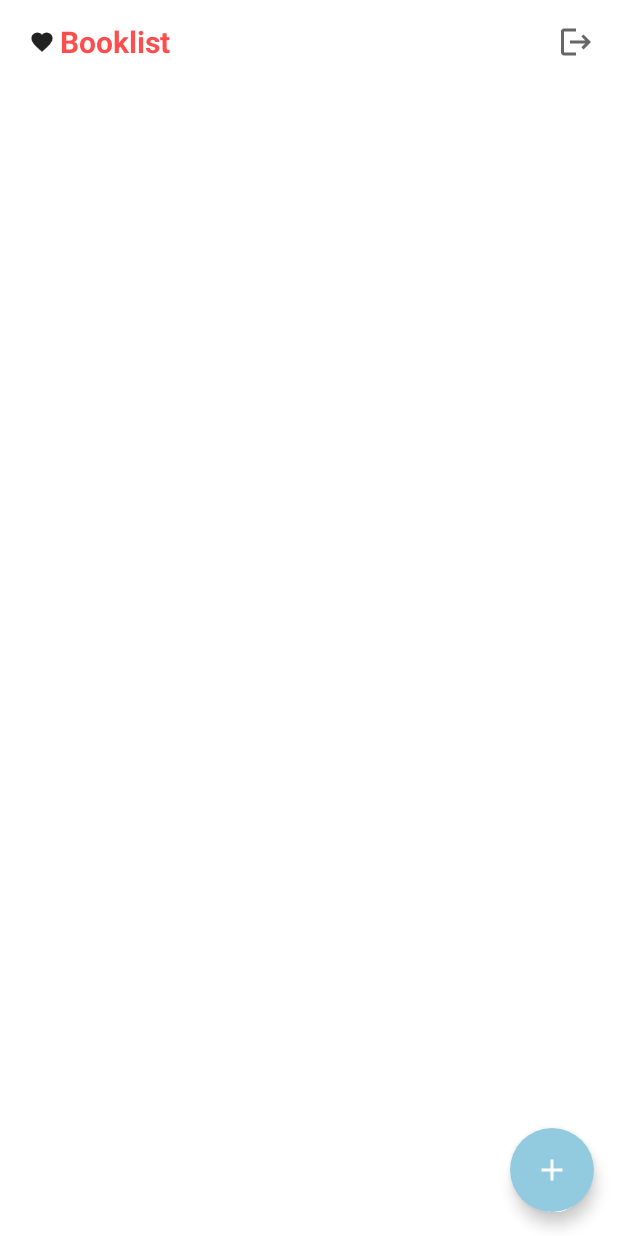
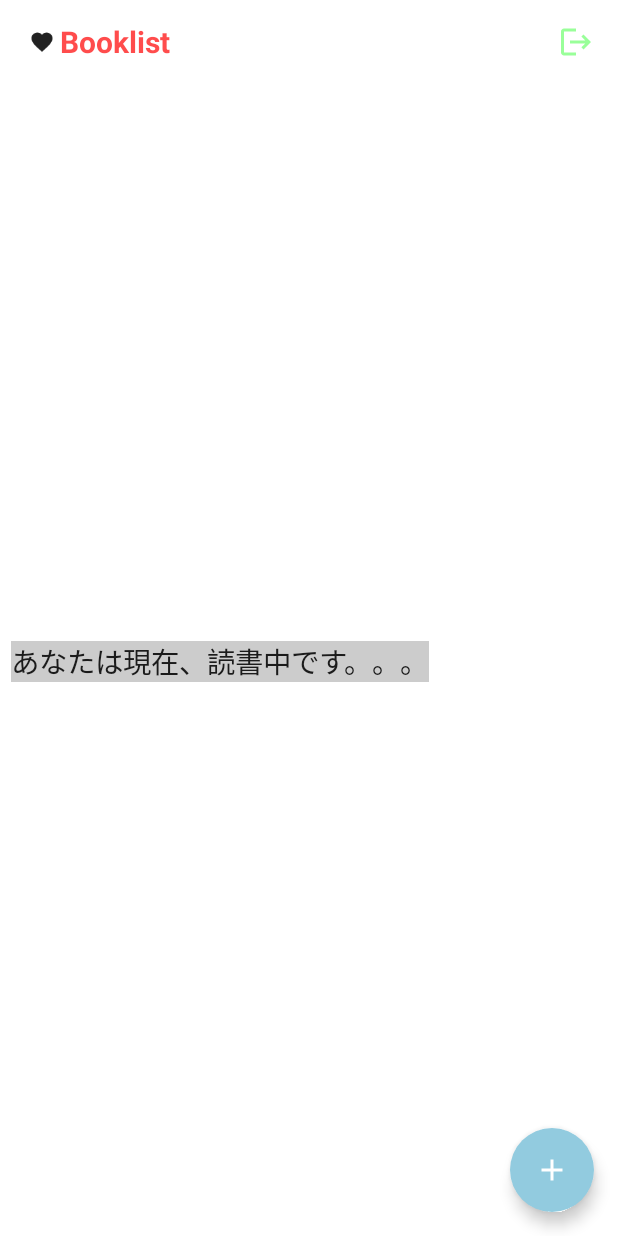
Before and after one commit to TomohiroHagino/Booklist, an Android app built with Jetpack Compose: the ReaderHomeScreen screen opened through its navigation route, on a phone screen of 412 x 824 dp. Run offline under Robolectric (Android 15) with nearby library versions, the phone set to English and light mode, and no system bars; our stand-ins replace Firebase (no records; nobody signed in at launch, a user with empty details on screens opened directly).

Commit message:
235. Adding the TopReading Section

```diff
--- /dev/null
+++ b/app/src/main/java/com/enjoyhac/booklist/model/MBook.kt
@@ -0,0 +1,8 @@
+package com.enjoyhac.booklist.model
+
+data class MBook(
+    var id: String? = null,
+    var title: String? = null,
+    var authors: String? = null,
+    var notes: String? = null,
+)
--- a/app/src/main/java/com/enjoyhac/booklist/screens/home/ReaderHomeScreen.kt
+++ b/app/src/main/java/com/enjoyhac/booklist/screens/home/ReaderHomeScreen.kt
@@ -1,9 +1,7 @@
 package com.enjoyhac.booklist.screens.home
 
-import androidx.compose.foundation.layout.Row
-import androidx.compose.foundation.layout.Spacer
-import androidx.compose.foundation.layout.fillMaxSize
-import androidx.compose.foundation.layout.width
+import androidx.compose.animation.AnimatedContentScope.SlideDirection.Companion.Left
+import androidx.compose.foundation.layout.*
 import androidx.compose.foundation.shape.RoundedCornerShape
 import androidx.compose.material.*
 import androidx.compose.material.icons.Icons
@@ -16,16 +14,22 @@ import androidx.compose.ui.Modifier
 import androidx.compose.ui.draw.clip
 import androidx.compose.ui.draw.scale
 import androidx.compose.ui.graphics.Color
+import androidx.compose.ui.platform.LocalContext
 import androidx.compose.ui.text.TextStyle
+import androidx.compose.ui.text.font.FontStyle
 import androidx.compose.ui.text.font.FontWeight
+import androidx.compose.ui.text.style.TextAlign
+import androidx.compose.ui.tooling.preview.Preview
 import androidx.compose.ui.unit.dp
 import androidx.compose.ui.unit.sp
 import androidx.navigation.NavController
+import com.enjoyhac.booklist.model.MBook
 import com.enjoyhac.booklist.screens.ReaderScreens
 import com.google.firebase.auth.FirebaseAuth
 
+@Preview
 @Composable
-fun Home(navController: NavController) {
+fun Home(navController: NavController = NavController(LocalContext.current)) {
     Scaffold(
         topBar = {
                  ReaderAppBar(title = "Booklist", navController = navController )
@@ -39,6 +43,7 @@ fun Home(navController: NavController) {
         //content
         Surface(modifier = Modifier.fillMaxSize()) {
             //home content
+            HomeContect(navController)
         }
     }
 }
@@ -58,8 +63,9 @@ fun ReaderAppBar(
                     Icon(
                         imageVector = Icons.Default.Favorite,
                         contentDescription = "Logo Icon",
-                        modifier = Modifier.clip(RoundedCornerShape(12.dp))
-                                           .scale(0.7f)
+                        modifier = Modifier
+                            .clip(RoundedCornerShape(12.dp))
+                            .scale(0.7f)
                     )
                     Text(
                         text = title,
@@ -76,12 +82,49 @@ fun ReaderAppBar(
                           navController.navigate(ReaderScreens.LoginScreen.name)
                       }
                   }) {
-                      Icon(imageVector = Icons.Filled.Logout,
-                      contentDescription = "Logout")
+                      Icon(
+                          imageVector = Icons.Filled.Logout,
+                          contentDescription = "Logout",
+                          tint = Color.Green.copy(alpha = 0.4f)
+                      )
                   }
         },
         backgroundColor = Color.Transparent, elevation = 0.dp
     )
+}
+
+@Composable
+fun HomeContect(navController: NavController) {
+    Column(Modifier.padding(2.dp),
+        verticalArrangement = Arrangement.SpaceEvenly){
+        Row(modifier = Modifier.align(alignment = Alignment.Start)) {
+            TitleSection(label = "あなたは現在、読書中です。。。")
+        }
+    }
+}
+
+
+@Composable
+fun TitleSection(modifier: Modifier = Modifier, label: String) {
+    Surface(
+        modifier = modifier.padding(start = 5.dp, top = 1.dp),
+        color = Color.LightGray
+    ) {
+        Column {
+            Text(
+                text = label,
+                fontSize = 19.sp,
+                fontStyle = FontStyle.Normal,
+                textAlign = TextAlign.Left
+            )
+        }
+    }
+}
+
+
+@Composable
+fun ReadingRightNowArea(books: List<MBook>, navController: NavController) {
+
 }
 
 @Composable
```
